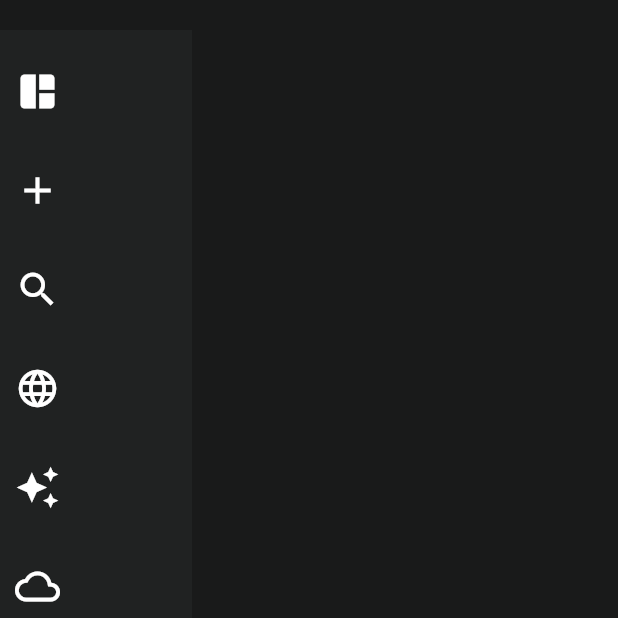
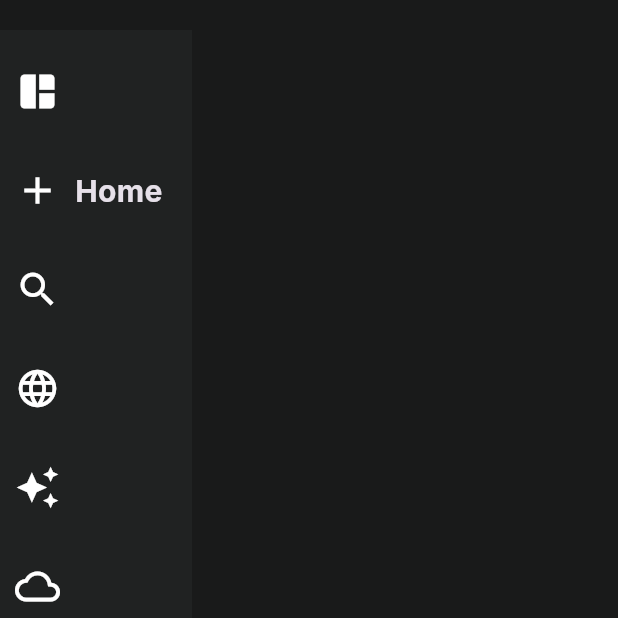
Before and after one commit to eclairsameal/Perplexity_Clone, a Flutter app: the screen it shows after launch, after a tap on the "keyboard arrow right" icon, on a phone screen of 412 x 824 dp, the top half of it. Run offline on Flutter 3.47's test engine with Material 3 defaults, Android fonts, the phone set to English and light mode, and no system bars; our stand-ins replace google_fonts.

Commit message:
Retractable sidebar (add home string)

```diff
--- a/perplexity/lib/main.dart
+++ b/perplexity/lib/main.dart
@@ -1,4 +1,5 @@
 import 'package:flutter/material.dart';
+import 'package:google_fonts/google_fonts.dart';
 import 'package:perplexity/pages/home_page.dart';
 import 'package:perplexity/theme/colors.dart';
 
@@ -16,6 +17,9 @@ class MyApp extends StatelessWidget {
       title: 'Flutter Demo',
       theme: ThemeData(
         scaffoldBackgroundColor: AppColors.background,
+        textTheme: GoogleFonts.interTextTheme(
+          ThemeData.dark().textTheme,
+        ),
       ),
       home: HomePage(),
     );
--- a/perplexity/lib/widgets/side_bar.dart
+++ b/perplexity/lib/widgets/side_bar.dart
@@ -31,6 +31,9 @@ class _SideBarState extends State<SideBar> {
             ),
           ),
           const SizedBox(height: 16),
+          Row(
+            mainAxisAlignment: isCollapsed ? MainAxisAlignment.center : MainAxisAlignment.start,
+            children: [
               Container(
                 margin: EdgeInsets.symmetric(vertical: 10, horizontal: 10),
                 child: Icon(
@@ -38,6 +41,17 @@ class _SideBarState extends State<SideBar> {
                   color: AppColors.whiteColor,
                   size: 30,
                 ),
+              ),
+              isCollapsed
+                  ? const SizedBox()
+                  : Text(
+                    "Home",
+                    style: TextStyle(
+                      fontSize: 20,
+                      fontWeight: FontWeight.bold,
+                  ),
+                )
+            ],
           ),
           const SizedBox(height: 16),
           Container(
```
Lines whose indentation alone changed are shown as unchanged.
